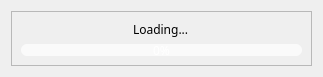
First picture: the form in Dialog/Progress/progressBar.ui, repository hohuy852/rename, before the edit.
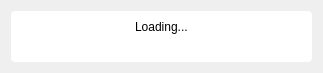
Second picture: the form after the edit.

```diff
--- a/Dialog/Progress/progressBar.ui
+++ b/Dialog/Progress/progressBar.ui
@@ -13,6 +13,9 @@
   <property name="windowTitle">
    <string>Dialog</string>
   </property>
+  <property name="styleSheet">
+   <string notr="true">border-radius: 20px;</string>
+  </property>
   <layout class="QHBoxLayout" name="horizontalLayout">
    <item>
     <widget class="QFrame" name="frame">
@@ -21,6 +24,10 @@
        <family>Poppins Medium</family>
       </font>
      </property>
+     <property name="styleSheet">
+      <string notr="true">border-radius: 4px;
+background: #fff;</string>
+     </property>
      <property name="frameShape">
       <enum>QFrame::StyledPanel</enum>
      </property>
```
